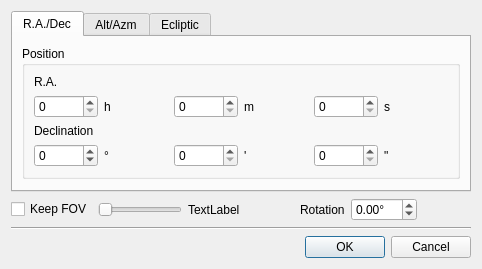
This is csetposition.ui in PavelMr/skytechx as Qt 5 draws it before an edit. The edited form follows.
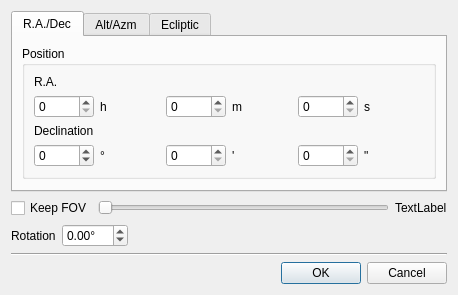
This is the edited form.

Diff of the .ui file:
```diff
--- a/csetposition.ui
+++ b/csetposition.ui
@@ -6,8 +6,8 @@
    <rect>
     <x>0</x>
     <y>0</y>
-    <width>482</width>
-    <height>260</height>
+    <width>458</width>
+    <height>285</height>
    </rect>
   </property>
   <property name="windowTitle">
@@ -562,19 +562,10 @@
          </property>
         </widget>
        </item>
-       <item>
-        <spacer name="horizontalSpacer_3">
-         <property name="orientation">
-          <enum>Qt::Horizontal</enum>
-         </property>
-         <property name="sizeHint" stdset="0">
-          <size>
-           <width>40</width>
-           <height>20</height>
-          </size>
-         </property>
-        </spacer>
-       </item>
+      </layout>
+     </item>
+     <item>
+      <layout class="QHBoxLayout" name="horizontalLayout_3">
        <item>
         <widget class="QLabel" name="label_26">
          <property name="text">
```
